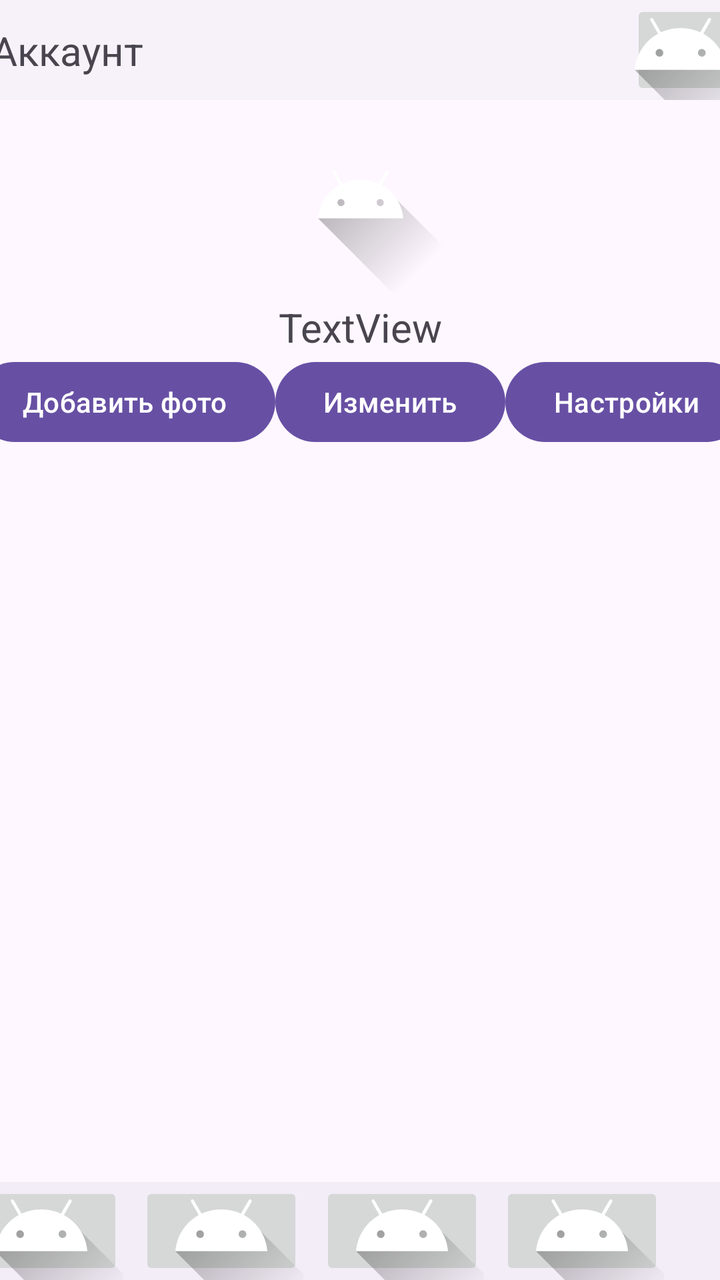
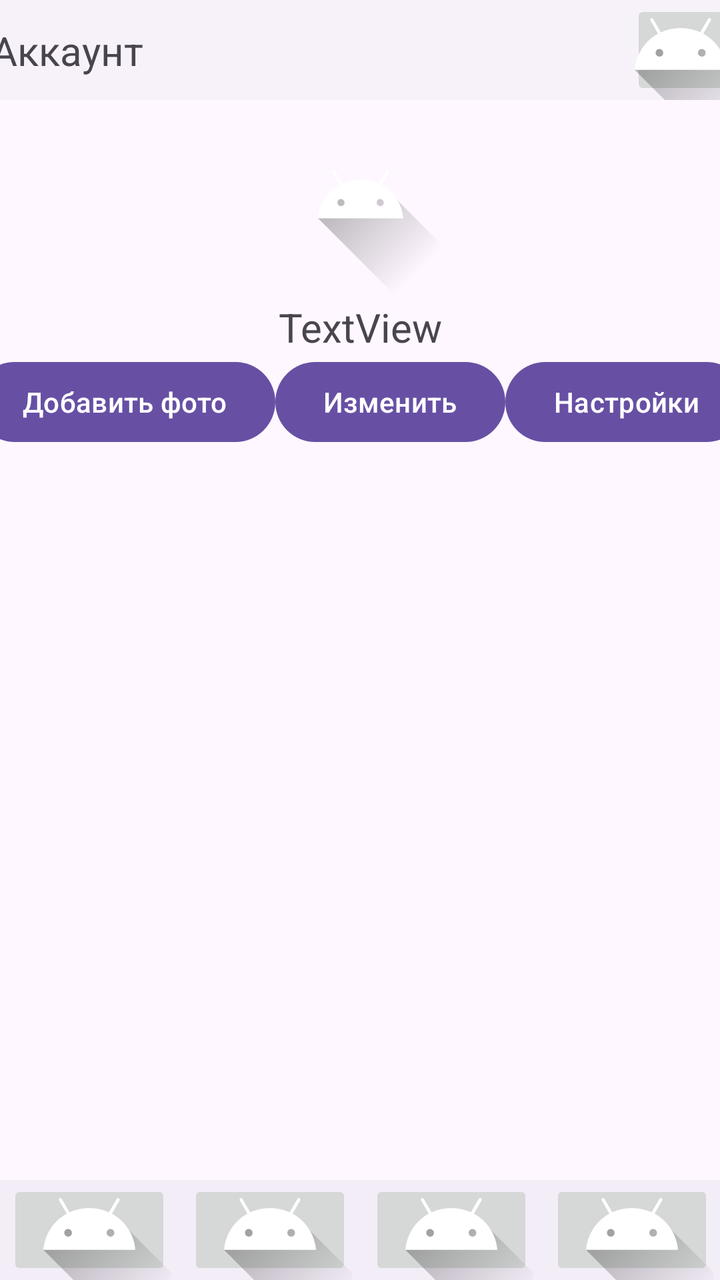

Compare the two renders of this Android layout. The source of the first and the diff that turns it into the second are given below.
<!-- AndroidManifest.xml: application theme Theme.Project1 -->
<!-- res/layout/activity_account_info.xml -->
<?xml version="1.0" encoding="utf-8"?>
<androidx.constraintlayout.widget.ConstraintLayout xmlns:android="http://schemas.android.com/apk/res/android"
    xmlns:app="http://schemas.android.com/apk/res-auto"
    xmlns:tools="http://schemas.android.com/tools"
    android:id="@+id/main"
    android:layout_width="match_parent"
    android:layout_height="match_parent"
    tools:context=".Account_info">

    <ScrollView
        android:id="@+id/scrollView2"
        android:layout_width="410dp"
        android:layout_height="630dp"
        app:layout_constraintEnd_toEndOf="parent"
        app:layout_constraintStart_toStartOf="parent"
        app:layout_constraintTop_toBottomOf="@+id/navigationView">

        <androidx.constraintlayout.widget.ConstraintLayout
            android:layout_width="match_parent"
            android:layout_height="wrap_content">

            <ImageView
                android:id="@+id/imageView3"
                android:layout_width="100dp"
                android:layout_height="100dp"
                app:layout_constraintBottom_toTopOf="@+id/textView8"
                app:layout_constraintEnd_toEndOf="parent"
                app:layout_constraintStart_toStartOf="parent"
                app:layout_constraintTop_toTopOf="parent"
                app:srcCompat="@drawable/ic_launcher_foreground" />

            <TextView
                android:id="@+id/textView8"
                android:layout_width="wrap_content"
                android:layout_height="wrap_content"
                android:text="TextView"
                android:textSize="20sp"
                app:layout_constraintBottom_toTopOf="@+id/linearLayout"
                app:layout_constraintEnd_toEndOf="parent"
                app:layout_constraintStart_toStartOf="parent"
                app:layout_constraintTop_toBottomOf="@+id/imageView3" />

            <LinearLayout
                android:id="@+id/linearLayout"
                android:layout_width="match_parent"
                android:layout_height="match_parent"
                android:orientation="horizontal"
                app:layout_constraintEnd_toEndOf="parent"
                app:layout_constraintHorizontal_bias="0.0"
                app:layout_constraintStart_toStartOf="parent"
                app:layout_constraintTop_toBottomOf="@+id/textView8">

                <Button
                    android:id="@+id/button_photo_add"
                    android:layout_width="wrap_content"
                    android:layout_height="wrap_content"
                    android:layout_weight="1"
                    android:insetLeft="12dp"
                    android:text="Добавить фото" />

                <Button
                    android:id="@+id/button_change"
                    android:layout_width="wrap_content"
                    android:layout_height="wrap_content"
                    android:layout_weight="1"
                    android:text="Изменить"
                    android:textAlignment="center" />

                <Button
                    android:id="@+id/button_settings"
                    android:layout_width="wrap_content"
                    android:layout_height="wrap_content"
                    android:layout_weight="1"
                    android:insetRight="12dp"
                    android:text="Настройки" />
            </LinearLayout>
        </androidx.constraintlayout.widget.ConstraintLayout>
    </ScrollView>

    <com.google.android.material.navigation.NavigationView
        android:id="@+id/navigationView"
        android:layout_width="410dp"
        android:layout_height="50dp"
        app:layout_constraintEnd_toEndOf="parent"
        app:layout_constraintStart_toStartOf="parent"
        app:layout_constraintTop_toTopOf="parent">

        <androidx.constraintlayout.widget.ConstraintLayout
            android:layout_width="match_parent"
            android:layout_height="match_parent">

            <TextView
                android:id="@+id/textView5"
                android:layout_width="wrap_content"
                android:layout_height="wrap_content"
                android:layout_marginStart="20dp"
                android:text="Аккаунт"
                android:textAlignment="center"
                android:textSize="20sp"
                app:layout_constraintBottom_toBottomOf="parent"
                app:layout_constraintStart_toStartOf="parent"
                app:layout_constraintTop_toTopOf="parent" />

            <ImageButton
                android:id="@+id/Button_3points"
                android:layout_width="50dp"
                android:layout_height="wrap_content"
                android:layout_marginEnd="20dp"
                app:layout_constraintBottom_toBottomOf="parent"
                app:layout_constraintEnd_toEndOf="parent"
                app:layout_constraintTop_toTopOf="parent"
                app:srcCompat="@drawable/ic_launcher_foreground" />
        </androidx.constraintlayout.widget.ConstraintLayout>
    </com.google.android.material.navigation.NavigationView>

    <com.google.android.material.bottomnavigation.BottomNavigationView
        android:id="@+id/AI_ButtomNav"
        android:layout_width="409dp"
        android:layout_height="49dp"
        app:layout_constraintBottom_toBottomOf="parent"
        app:layout_constraintEnd_toEndOf="parent"
        app:layout_constraintHorizontal_bias="1.0"
        app:layout_constraintStart_toStartOf="parent">

        <androidx.constraintlayout.widget.ConstraintLayout
            android:layout_width="match_parent"
            android:layout_height="match_parent">

            <ImageButton
                android:id="@+id/Menu_Search_Button"
                android:layout_width="82dp"
                android:layout_height="wrap_content"
                app:layout_constraintBottom_toBottomOf="parent"
                app:layout_constraintEnd_toStartOf="@+id/AI_Menu_Button"
                app:layout_constraintStart_toEndOf="@+id/AI_osnova_Button"
                app:layout_constraintTop_toTopOf="parent"
                app:srcCompat="@drawable/ic_launcher_foreground" />

            <ImageButton
                android:id="@+id/AI_Menu_Button"
                android:layout_width="82dp"
                android:layout_height="wrap_content"
                app:layout_constraintBottom_toBottomOf="parent"
                app:layout_constraintEnd_toStartOf="@+id/AI_AI_Button"
                app:layout_constraintStart_toEndOf="@+id/Menu_Search_Button"
                app:layout_constraintTop_toTopOf="parent"
                app:srcCompat="@drawable/ic_launcher_foreground" />

            <ImageButton
                android:id="@+id/AI_AI_Button"
                android:layout_width="82dp"
                android:layout_height="wrap_content"
                android:layout_marginEnd="20dp"
                app:layout_constraintBottom_toBottomOf="parent"
                app:layout_constraintEnd_toEndOf="parent"
                app:layout_constraintStart_toEndOf="@+id/AI_Menu_Button"
                app:layout_constraintTop_toTopOf="parent"
                app:srcCompat="@drawable/ic_launcher_foreground" />

            <ImageButton
                android:id="@+id/AI_osnova_Button"
                android:layout_width="82dp"
                android:layout_height="wrap_content"
                android:layout_marginStart="20dp"
                app:layout_constraintBottom_toBottomOf="parent"
                app:layout_constraintEnd_toStartOf="@+id/Menu_Search_Button"
                app:layout_constraintStart_toStartOf="parent"
                app:layout_constraintTop_toTopOf="parent"
                app:srcCompat="@drawable/ic_launcher_foreground" />
        </androidx.constraintlayout.widget.ConstraintLayout>
    </com.google.android.material.bottomnavigation.BottomNavigationView>

</androidx.constraintlayout.widget.ConstraintLayout>
<!-- resources referenced by this layout -->
<resources>
  <!-- drawable ic_launcher_foreground (drawable) -->
  <vector xmlns:android="http://schemas.android.com/apk/res/android"
      xmlns:aapt="http://schemas.android.com/aapt"
      android:width="108dp"
      android:height="108dp"
      android:viewportWidth="108"
      android:viewportHeight="108">
      <path android:pathData="M31,63.928c0,0 6.4,-11 12.1,-13.1c7.2,-2.6 26,-1.4 26,-1.4l38.1,38.1L107,108.928l-32,-1L31,63.928z">
          <aapt:attr name="android:fillColor">
              <gradient
                  android:endX="85.84757"
                  android:endY="92.4963"
                  android:startX="42.9492"
                  android:startY="49.59793"
                  android:type="linear">
                  <item
                      android:color="#44000000"
                      android:offset="0.0" />
                  <item
                      android:color="#00000000"
                      android:offset="1.0" />
              </gradient>
          </aapt:attr>
      </path>
      <path
          android:fillColor="#FFFFFF"
          android:fillType="nonZero"
          android:pathData="M65.3,45.828l3.8,-6.6c0.2,-0.4 0.1,-0.9 -0.3,-1.1c-0.4,-0.2 -0.9,-0.1 -1.1,0.3l-3.9,6.7c-6.3,-2.8 -13.4,-2.8 -19.7,0l-3.9,-6.7c-0.2,-0.4 -0.7,-0.5 -1.1,-0.3C38.8,38.328 38.7,38.828 38.9,39.228l3.8,6.6C36.2,49.428 31.7,56.028 31,63.928h46C76.3,56.028 71.8,49.428 65.3,45.828zM43.4,57.328c-0.8,0 -1.5,-0.5 -1.8,-1.2c-0.3,-0.7 -0.1,-1.5 0.4,-2.1c0.5,-0.5 1.4,-0.7 2.1,-0.4c0.7,0.3 1.2,1 1.2,1.8C45.3,56.528 44.5,57.328 43.4,57.328L43.4,57.328zM64.6,57.328c-0.8,0 -1.5,-0.5 -1.8,-1.2s-0.1,-1.5 0.4,-2.1c0.5,-0.5 1.4,-0.7 2.1,-0.4c0.7,0.3 1.2,1 1.2,1.8C66.5,56.528 65.6,57.328 64.6,57.328L64.6,57.328z"
          android:strokeWidth="1"
          android:strokeColor="#00000000" />
  </vector>
  <style name="Theme.Project1" parent="Base.Theme.Project1" />
  <style name="Base.Theme.Project1" parent="Theme.Material3.DayNight.NoActionBar">
          
          
      </style>
</resources>

<!-- the commit's change to res/layout/activity_account_info.xml (unified diff, before → after) -->
@@ -10,14 +10,14 @@
     <ScrollView
         android:id="@+id/scrollView2"
         android:layout_width="410dp"
-        android:layout_height="630dp"
+        android:layout_height="791dp"
         app:layout_constraintEnd_toEndOf="parent"
         app:layout_constraintStart_toStartOf="parent"
         app:layout_constraintTop_toBottomOf="@+id/navigationView">
 
         <androidx.constraintlayout.widget.ConstraintLayout
             android:layout_width="match_parent"
-            android:layout_height="wrap_content">
+            android:layout_height="match_parent">
 
             <ImageView
                 android:id="@+id/imageView3"
@@ -51,7 +51,7 @@
                 app:layout_constraintTop_toBottomOf="@+id/textView8">
 
                 <Button
-                    android:id="@+id/button_photo_add"
+                    android:id="@+id/AI_PhotoAdd_Button"
                     android:layout_width="wrap_content"
                     android:layout_height="wrap_content"
                     android:layout_weight="1"
@@ -59,7 +59,7 @@
                     android:text="Добавить фото" />
 
                 <Button
-                    android:id="@+id/button_change"
+                    android:id="@+id/AI_Change_Button"
                     android:layout_width="wrap_content"
                     android:layout_height="wrap_content"
                     android:layout_weight="1"
@@ -67,12 +67,13 @@
                     android:textAlignment="center" />
 
                 <Button
-                    android:id="@+id/button_settings"
+                    android:id="@+id/AI_Settings_Button"
                     android:layout_width="wrap_content"
                     android:layout_height="wrap_content"
                     android:layout_weight="1"
                     android:insetRight="12dp"
                     android:text="Настройки" />
+
             </LinearLayout>
         </androidx.constraintlayout.widget.ConstraintLayout>
     </ScrollView>
@@ -110,16 +111,16 @@
                 app:layout_constraintEnd_toEndOf="parent"
                 app:layout_constraintTop_toTopOf="parent"
                 app:srcCompat="@drawable/ic_launcher_foreground" />
+
         </androidx.constraintlayout.widget.ConstraintLayout>
     </com.google.android.material.navigation.NavigationView>
 
     <com.google.android.material.bottomnavigation.BottomNavigationView
         android:id="@+id/AI_ButtomNav"
-        android:layout_width="409dp"
-        android:layout_height="49dp"
+        android:layout_width="410dp"
+        android:layout_height="50dp"
         app:layout_constraintBottom_toBottomOf="parent"
         app:layout_constraintEnd_toEndOf="parent"
-        app:layout_constraintHorizontal_bias="1.0"
         app:layout_constraintStart_toStartOf="parent">
 
         <androidx.constraintlayout.widget.ConstraintLayout
